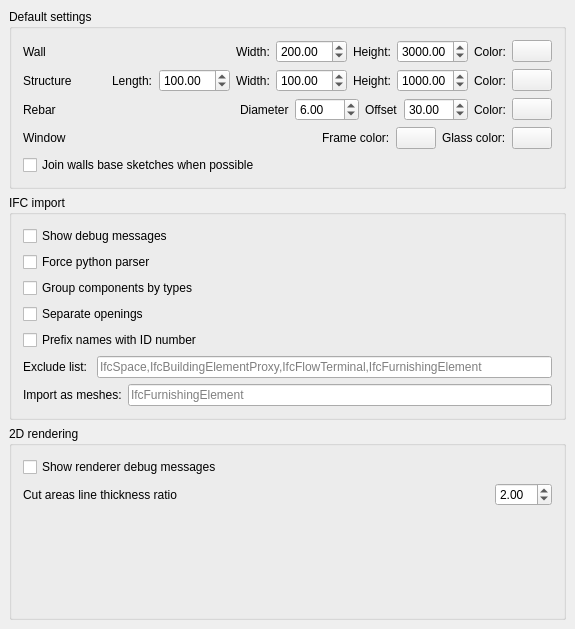
Qt form src/Mod/Arch/Resources/ui/archprefs-base.ui (berndhahnebach/All_FreeCAD) before a commit.
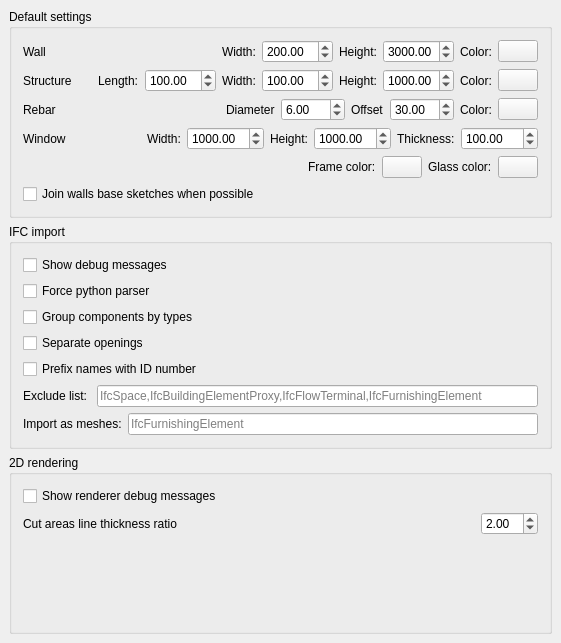
The same form after that commit. Custom widgets are drawn as their Qt base class.

What changed in the file:
```diff
--- a/src/Mod/Arch/Resources/ui/archprefs-base.ui
+++ b/src/Mod/Arch/Resources/ui/archprefs-base.ui
@@ -6,8 +6,8 @@
    <rect>
     <x>0</x>
     <y>0</y>
-    <width>575</width>
-    <height>629</height>
+    <width>561</width>
+    <height>643</height>
    </rect>
   </property>
   <property name="windowTitle">
@@ -348,6 +348,101 @@
         </item>
         <item>
          <spacer name="horizontalSpacer_4">
+          <property name="orientation">
+           <enum>Qt::Horizontal</enum>
+          </property>
+          <property name="sizeHint" stdset="0">
+           <size>
+            <width>40</width>
+            <height>20</height>
+           </size>
+          </property>
+         </spacer>
+        </item>
+        <item>
+         <widget class="QLabel" name="label_22">
+          <property name="text">
+           <string>Width:</string>
+          </property>
+         </widget>
+        </item>
+        <item>
+         <widget class="Gui::PrefDoubleSpinBox" name="gui::prefdoublespinbox_10">
+          <property name="toolTip">
+           <string>The default width for new windows</string>
+          </property>
+          <property name="maximum">
+           <double>99999.990000000005239</double>
+          </property>
+          <property name="value">
+           <double>1000.000000000000000</double>
+          </property>
+          <property name="prefEntry" stdset="0">
+           <cstring>WindowWidth</cstring>
+          </property>
+          <property name="prefPath" stdset="0">
+           <cstring>Mod/Arch</cstring>
+          </property>
+         </widget>
+        </item>
+        <item>
+         <widget class="QLabel" name="label_21">
+          <property name="text">
+           <string>Height:</string>
+          </property>
+         </widget>
+        </item>
+        <item>
+         <widget class="Gui::PrefDoubleSpinBox" name="gui::prefdoublespinbox_9">
+          <property name="toolTip">
+           <string>The default height for new windows</string>
+          </property>
+          <property name="maximum">
+           <double>99999.990000000005239</double>
+          </property>
+          <property name="value">
+           <double>1000.000000000000000</double>
+          </property>
+          <property name="prefEntry" stdset="0">
+           <cstring>WindowHeight</cstring>
+          </property>
+          <property name="prefPath" stdset="0">
+           <cstring>Mod/Arch</cstring>
+          </property>
+         </widget>
+        </item>
+        <item>
+         <widget class="QLabel" name="label_20">
+          <property name="text">
+           <string>Thickness:</string>
+          </property>
+         </widget>
+        </item>
+        <item>
+         <widget class="Gui::PrefDoubleSpinBox" name="gui::prefdoublespinbox_11">
+          <property name="toolTip">
+           <string>The default thickness for new windows</string>
+          </property>
+          <property name="maximum">
+           <double>99999.990000000005239</double>
+          </property>
+          <property name="value">
+           <double>100.000000000000000</double>
+          </property>
+          <property name="prefEntry" stdset="0">
+           <cstring>WindowThickness</cstring>
+          </property>
+          <property name="prefPath" stdset="0">
+           <cstring>Mod/Arch</cstring>
+          </property>
+         </widget>
+        </item>
+       </layout>
+      </item>
+      <item>
+       <layout class="QHBoxLayout" name="horizontalLayout_14">
+        <item>
+         <spacer name="horizontalSpacer_6">
           <property name="orientation">
            <enum>Qt::Horizontal</enum>
           </property>
```
